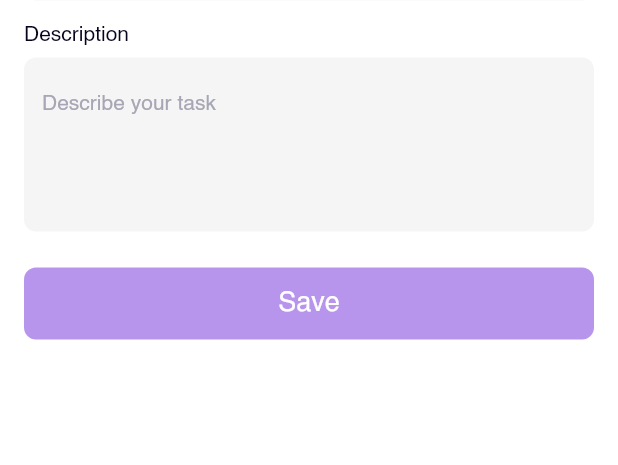
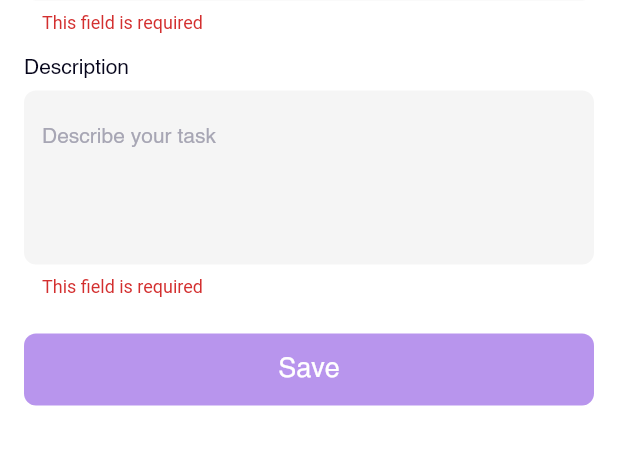
Before and after one commit to Eghosa-Osayande/todo-app, a Flutter app: the TodoDetailPage screen opened directly, after a tap on "Save", on a phone screen of 412 x 824 dp, the part 229-694 px from its top. Run offline on Flutter 3.47's test engine with Material 2 defaults, Android fonts, the phone set to English and light mode, and no system bars; our stand-ins replace equatable, flutter_bloc, google_fonts, graphql_flutter; network calls fail.

Commit message:
feat: implement create, delete and  update task blocs

```diff
--- /dev/null
+++ b/lib/blocs/create_task/bloc.dart
@@ -0,0 +1,32 @@
+import 'package:equatable/equatable.dart';
+import 'package:flutter/material.dart';
+import 'package:flutter_bloc/flutter_bloc.dart';
+import 'package:todo/repositories/todo/models/task_model.dart';
+import 'package:todo/repositories/todo/todo_repository.dart';
+
+part 'states.dart';
+part 'events.dart';
+
+class CreateTaskBloc extends Bloc<CreateTaskEvent, CreateTaskState> {
+  CreateTaskBloc({required TodoRepository todoRepository})
+      : _todoRepository = todoRepository,
+        super(CreateTaskUndefined()) {
+    on<CreateTaskStarted>(_onCreateTaskStarted);
+  }
+
+  final TodoRepository _todoRepository;
+
+  void _onCreateTaskStarted(
+    CreateTaskStarted event,
+    Emitter<CreateTaskState> emit,
+  )async {
+    emit(CreateTaskInProgress());
+    try {
+      var tasks = await _todoRepository.insertTask(title: event.title, description: event.description);
+      emit(CreateTaskSuccess());
+
+    } catch (_) {
+      emit(CreateTaskFailure());
+    }
+  }
+}
--- /dev/null
+++ b/lib/blocs/create_task/events.dart
@@ -0,0 +1,12 @@
+part of 'bloc.dart';
+
+@immutable
+abstract class CreateTaskEvent extends Equatable {}
+
+class CreateTaskStarted extends CreateTaskEvent {
+  String title;
+  String description;
+  CreateTaskStarted({required this.title, required this.description});
+  @override
+  List<Object> get props => [];
+}
--- /dev/null
+++ b/lib/blocs/create_task/states.dart
@@ -0,0 +1,23 @@
+part of 'bloc.dart';
+
+@immutable
+abstract class CreateTaskState extends Equatable {}
+
+class CreateTaskInProgress extends CreateTaskState {
+  @override
+  List<Object> get props => [];
+}
+
+class CreateTaskSuccess extends CreateTaskState {
+  @override
+  List<Object> get props => [];
+}
+
+class CreateTaskFailure extends CreateTaskState {
+  @override
+  List<Object> get props => [];
+}
+class CreateTaskUndefined extends CreateTaskState {
+  @override
+  List<Object> get props => [];
+}
--- /dev/null
+++ b/lib/blocs/delete_task/bloc.dart
@@ -0,0 +1,20 @@
+import 'package:equatable/equatable.dart';
+import 'package:flutter/material.dart';
+import 'package:flutter_bloc/flutter_bloc.dart';
+import 'package:todo/repositories/todo/models/task_model.dart';
+import 'package:todo/repositories/todo/todo_repository.dart';
+
+part 'states.dart';
+part 'events.dart';
+
+class TaskListBloc extends Bloc<DeleteTaskEvent, DeleteTaskState> {
+  TaskListBloc({required TodoRepository todoRepository})
+      : _todoRepository = todoRepository,
+        super(DeleteTaskSuccess()) {
+    // on<TaskFetchStarted>(_onTaskFetchStarted);
+  }
+
+  final TodoRepository _todoRepository;
+
+
+}
--- /dev/null
+++ b/lib/blocs/delete_task/states.dart
@@ -0,0 +1,23 @@
+part of 'bloc.dart';
+
+@immutable
+abstract class DeleteTaskState extends Equatable {}
+
+class DeleteTaskInProgress extends DeleteTaskState {
+  @override
+  List<Object> get props => [];
+}
+
+class DeleteTaskSuccess extends DeleteTaskState {
+  @override
+  List<Object> get props => [];
+}
+
+class DeleteTaskFailure extends DeleteTaskState {
+  @override
+  List<Object> get props => [];
+}
+class DeleteTaskUndefined extends DeleteTaskState {
+  @override
+  List<Object> get props => [];
+}
--- /dev/null
+++ b/lib/blocs/tasks_list/events.dart
@@ -0,0 +1,9 @@
+part of 'bloc.dart';
+
+@immutable
+abstract class TaskListEvent extends Equatable {}
+
+class TaskFetchStarted extends TaskListEvent {
+  @override
+  List<Object> get props => [];
+}
--- /dev/null
+++ b/lib/blocs/tasks_list/states.dart
@@ -0,0 +1,26 @@
+
+part of 'bloc.dart';
+
+
+
+@immutable
+abstract class TaskListState extends Equatable{}
+
+class TaskListLoadInProgress extends TaskListState {
+  @override
+  List<Object> get props => [];
+}
+
+class TaskListLoadSuccess extends TaskListState {
+  TaskListLoadSuccess(this.tasks);
+
+  List<TaskModel> tasks;
+@override
+  List<Object> get props => [tasks];
+
+}
+
+class TaskListLoadFailure extends TaskListState {
+  @override
+  List<Object> get props => [];
+}
--- /dev/null
+++ b/lib/blocs/update_task/bloc.dart
@@ -0,0 +1,20 @@
+import 'package:equatable/equatable.dart';
+import 'package:flutter/material.dart';
+import 'package:flutter_bloc/flutter_bloc.dart';
+import 'package:todo/repositories/todo/models/task_model.dart';
+import 'package:todo/repositories/todo/todo_repository.dart';
+
+part 'states.dart';
+part 'events.dart';
+
+class TaskListBloc extends Bloc<UpdateTaskEvent, UpdateTaskState> {
+  TaskListBloc({required TodoRepository todoRepository})
+      : _todoRepository = todoRepository,
+        super(UpdateTaskSuccess()) {
+    // on<TaskFetchStarted>(_onTaskFetchStarted);
+  }
+
+  final TodoRepository _todoRepository;
+
+
+}
--- /dev/null
+++ b/lib/blocs/update_task/states.dart
@@ -0,0 +1,24 @@
+part of 'bloc.dart';
+
+@immutable
+abstract class UpdateTaskState extends Equatable {}
+
+class UpdateTaskInProgress extends UpdateTaskState {
+  @override
+  List<Object> get props => [];
+}
+
+class UpdateTaskSuccess extends UpdateTaskState {
+  @override
+  List<Object> get props => [];
+}
+
+class UpdateTaskFailure extends UpdateTaskState {
+  @override
+  List<Object> get props => [];
+}
+
+class UpdateTaskUndefined extends UpdateTaskState {
+  @override
+  List<Object> get props => [];
+}
--- a/lib/ui/pages/todo_list/components/task_item_tile.dart
+++ b/lib/ui/pages/todo_list/components/task_item_tile.dart
@@ -1,7 +1,7 @@
 import 'package:flutter/material.dart';
 import 'package:flutter_bloc/flutter_bloc.dart';
 import 'package:google_fonts/google_fonts.dart';
-import 'package:todo/blocs/tasks_list/task_list_bloc.dart';
+import 'package:todo/blocs/tasks_list/bloc.dart';
 import 'package:todo/repositories/todo/models/task_model.dart';
 import 'package:todo/repositories/todo/todo_repository.dart';
 import 'package:todo/ui/pages/todo_detail/todo_detail_page.dart';
--- a/lib/ui/pages/todo_list/components/todo_list_body.dart
+++ b/lib/ui/pages/todo_list/components/todo_list_body.dart
@@ -1,7 +1,7 @@
 import 'package:flutter/material.dart';
 import 'package:flutter_bloc/flutter_bloc.dart';
 import 'package:google_fonts/google_fonts.dart';
-import 'package:todo/blocs/tasks_list/task_list_bloc.dart';
+import 'package:todo/blocs/tasks_list/bloc.dart';
 import 'package:todo/repositories/todo/models/task_model.dart';
 import 'package:todo/ui/pages/todo_detail/todo_detail_page.dart';
 import 'package:todo/ui/pages/todo_list/components/task_item_tile.dart';
--- a/lib/ui/widgets/task_form.dart
+++ b/lib/ui/widgets/task_form.dart
@@ -20,6 +20,7 @@ class TaskForm extends StatefulWidget {
 }
 
 class _TaskFormState extends State<TaskForm> {
+  GlobalKey<FormState> taskFormKey = GlobalKey<FormState>();
   bool isLoading = false;
   @override
   Widget build(BuildContext context) {
@@ -29,7 +30,9 @@ class _TaskFormState extends State<TaskForm> {
       fontSize: 14,
       color: Color.fromRGBO(6, 5, 27, 1),
     );
-    return Container(
+    return Form(
+      key: taskFormKey,
+      child: Container(
         margin: EdgeInsets.symmetric(horizontal: 16),
         child: Column(
           // ignore: prefer_const_literals_to_create_immutables
@@ -55,12 +58,16 @@ class _TaskFormState extends State<TaskForm> {
             ),
             TextFormField(
               initialValue: widget.title,
+              validator: (v) {
+                if (v!.trim().isEmpty) {
+                  return 'This field is required';
+                }
+              },
               onChanged: (String v) {
                 setState(() {
                   widget.title = v;
                 });
               },
-
               decoration: InputDecoration(
                 hintText: 'What do you want to do?',
                 hintStyle: commonStyle.copyWith(
@@ -95,6 +102,11 @@ class _TaskFormState extends State<TaskForm> {
             ),
             TextFormField(
               initialValue: widget.description,
+              validator: (v) {
+                if (v!.trim().isEmpty) {
+                  return 'This field is required';
+                }
+              },
               onChanged: (String v) {
                 setState(() {
                   widget.description = v;
@@ -119,15 +131,16 @@ class _TaskFormState extends State<TaskForm> {
             ),
             DisableWidget(
               disable: isLoading,
-            child: DisableWidget(
-              disable: (widget.title.isEmpty || widget.description.isEmpty),
-              opacity: .5,
+              child: Opacity(
+                opacity: (widget.title.trim().isEmpty ||
+                    widget.description.trim().isEmpty)?0.5:1,
                 child: Material(
                   color: Color.fromRGBO(116, 45, 221, 1),
                   borderRadius: BorderRadius.circular(8),
                   child: InkWell(
                     borderRadius: BorderRadius.circular(8),
                     onTap: () async {
+                      if (taskFormKey.currentState?.validate() ?? false) {
                         KeyboardUtil.hideKeyboard(context);
                         setState(() {
                           isLoading = true;
@@ -138,6 +151,7 @@ class _TaskFormState extends State<TaskForm> {
                           setState(() {
                             isLoading = false;
                           });
+                        }
                       }
                     },
                     child: Container(
@@ -164,6 +178,7 @@ class _TaskFormState extends State<TaskForm> {
             ),
           ],
         ),
+      ),
     );
   }
 }
```
Also changed, not shown: lib/app.dart (+23 -3 lines), lib/blocs/delete_task/events.dart (added, +11 -0 lines), lib/blocs/tasks_list/bloc.dart (added, +48 -0 lines), lib/blocs/update_task/events.dart (added, +12 -0 lines), lib/repositories/todo/todo_repository.dart (+6 -5 lines), lib/ui/pages/todo_list/todo_list_page.dart (+2 -10 lines), 1 other file. Lines whose indentation alone changed are shown as unchanged.
